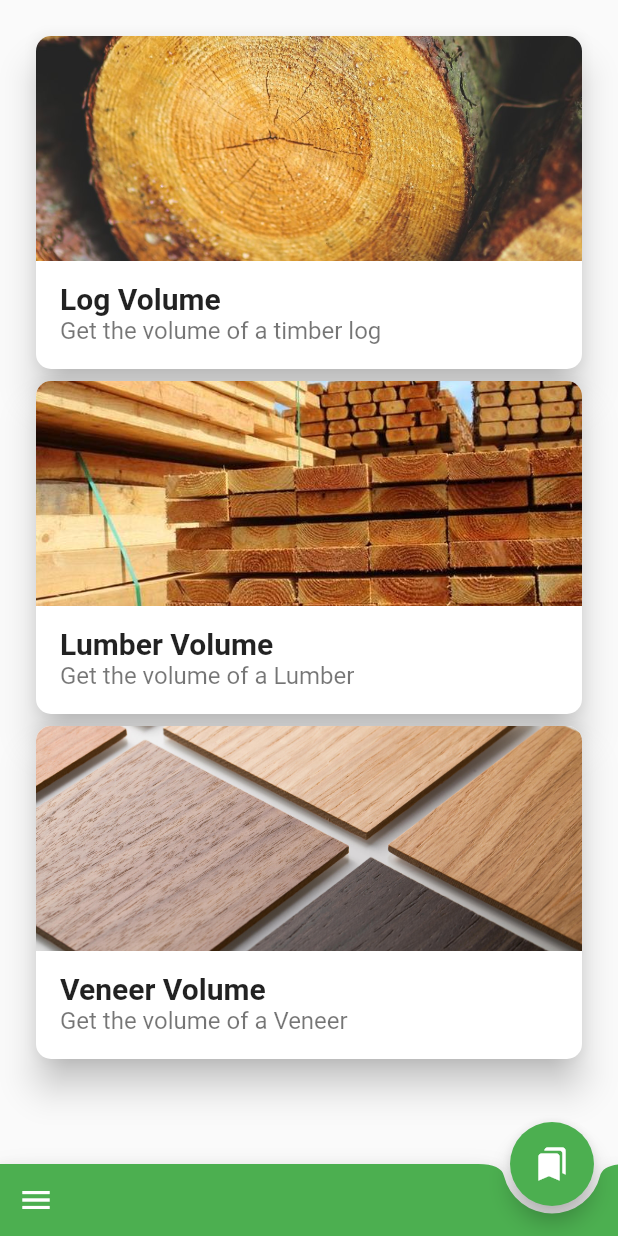
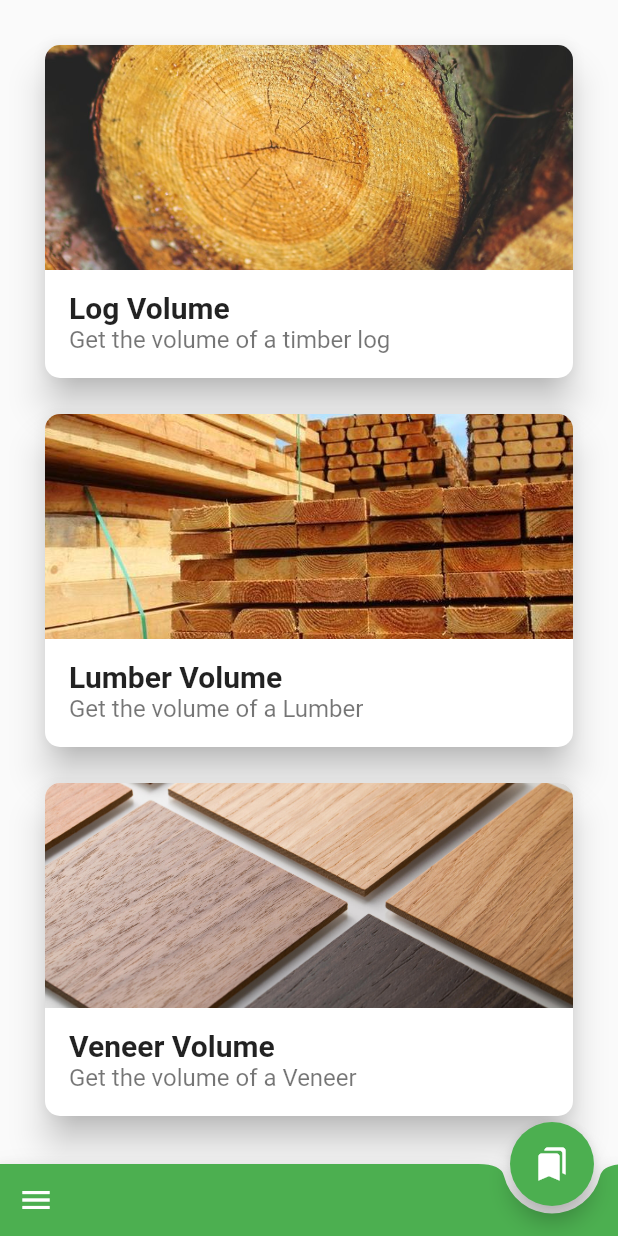
Before and after one commit to s-muel/woodCalculator_v1, a Flutter app: the screen it shows after launch, on a phone screen of 412 x 824 dp. Run offline on Flutter 3.47's test engine with Material 2 defaults, Android fonts, the phone set to English and light mode, and no system bars; our stand-ins replace csv.

Commit message:
increased the padding of the home screen card widget

```diff
--- a/lib/main.dart
+++ b/lib/main.dart
@@ -55,7 +55,7 @@ class _MyHomePageState extends State<MyHomePage> {
       //   title: Text(widget.title),
       // ),
       body: Padding(
-        padding: const EdgeInsets.all(20.0),
+        padding: const EdgeInsets.all(18.0),
         child: ListView(children: [
           // LOG VOLUME CARD
           InkWell(
@@ -64,6 +64,8 @@ class _MyHomePageState extends State<MyHomePage> {
                 return const LogVolume();
               }));
             },
+            child: Padding(
+              padding: const EdgeInsets.all(8.0),
               child: Card(
                 elevation: 10,
                 shape: RoundedRectangleBorder(
@@ -99,6 +101,7 @@ class _MyHomePageState extends State<MyHomePage> {
                       ),
                     ),
                   ],
+                ),
               ),
             ),
           ),
@@ -151,6 +154,8 @@ class _MyHomePageState extends State<MyHomePage> {
                 },
               );
             },
+            child: Padding(
+              padding: const EdgeInsets.all(8.0),
               child: Card(
                 elevation: 10,
                 shape: RoundedRectangleBorder(
@@ -186,6 +191,7 @@ class _MyHomePageState extends State<MyHomePage> {
                       ),
                     ),
                   ],
+                ),
               ),
             ),
           ),
@@ -243,6 +249,8 @@ class _MyHomePageState extends State<MyHomePage> {
               );
             },
 
+            child: Padding(
+              padding: const EdgeInsets.all(8.0),
               child: Card(
                 elevation: 10,
                 shape: RoundedRectangleBorder(
@@ -281,6 +289,7 @@ class _MyHomePageState extends State<MyHomePage> {
                 ),
               ),
             ),
+          ),
         ]),
       ),
       floatingActionButton: FloatingActionButton(
```
Lines whose indentation alone changed are shown as unchanged.
